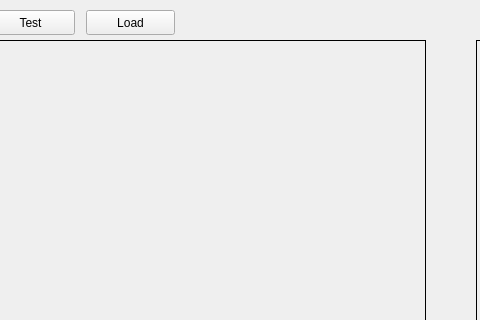
The window that OpenCV2.ui (markctm/Vision_Inspection) describes before a commit, drawn with Qt 5; both pictures show x 224 to 704 and y 0 to 320 of the 1400 by 600 pixel window.
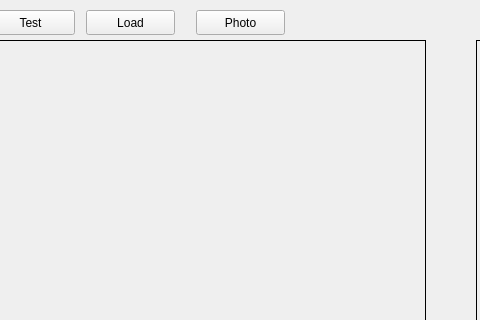
The same window after the commit.

Commit message: label detection

```diff
--- a/OpenCV2.ui
+++ b/OpenCV2.ui
@@ -100,6 +100,22 @@
    </property>
   </widget>
   
+    <widget class="QPushButton" name="take_pic">
+   <property name="geometry">
+    <rect>
+     <x>420</x>
+     <y>10</y>
+     <width>89</width>
+     <height>25</height>
+    </rect>
+   </property>
+   <property name="text">
+    <string>Photo</string>
+   </property>
+  </widget>
+  
+  
+  
   
   
   
```
The commit also changes 6 other files.
